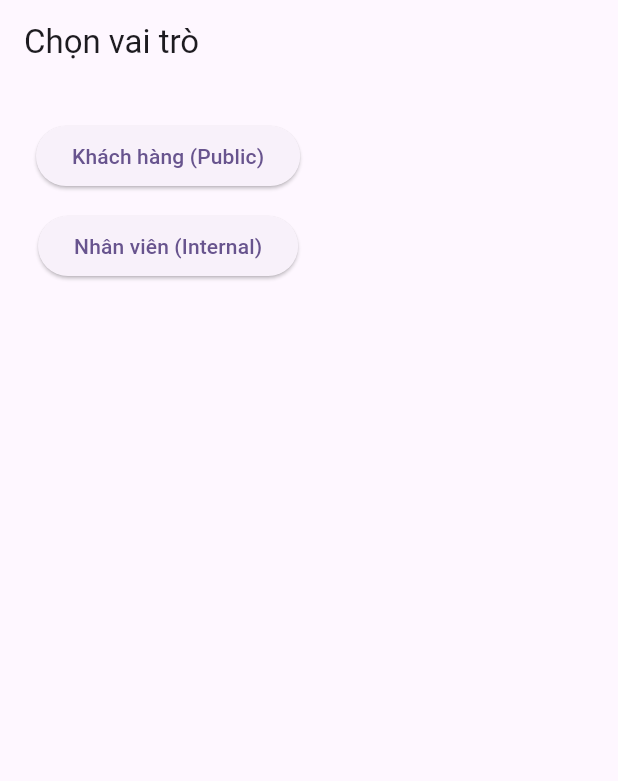
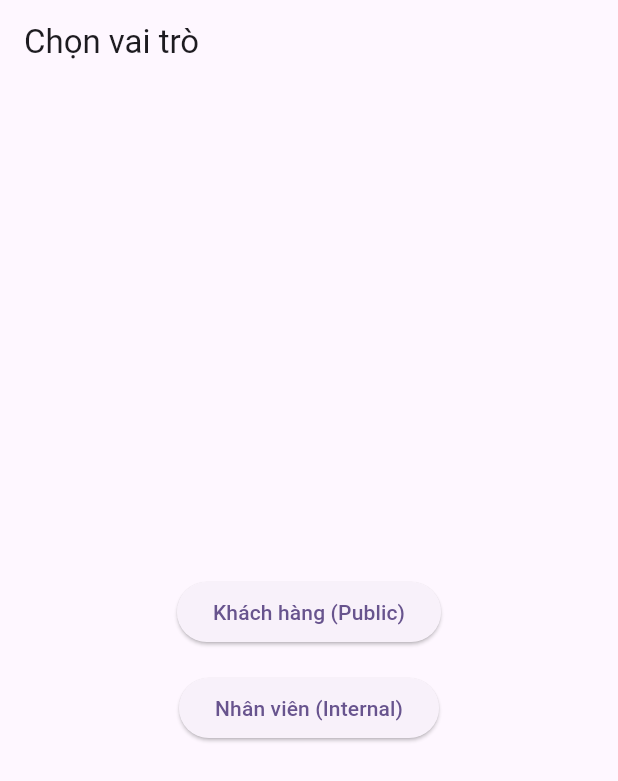
Before and after one commit to chatbotsnp/Snp-mobile, a Flutter app: the screen it shows after launch, on a phone screen of 412 x 824 dp. Shown: the top 781 px of the screen. Run offline on Flutter 3.47's test engine with Material 3 defaults, Android fonts, the phone set to English and light mode, and no system bars.

Commit message:
Update login_screen.dart

```diff
--- a/app_lib/lib/login_screen.dart
+++ b/app_lib/lib/login_screen.dart
@@ -1,6 +1,6 @@
 import 'package:flutter/material.dart';
 import 'chat_screen.dart';
-import 'user_role.dart';
+import 'qa_service.dart';
 
 class LoginScreen extends StatelessWidget {
   const LoginScreen({super.key});
@@ -15,22 +15,20 @@
   Widget build(BuildContext context) {
     return Scaffold(
       appBar: AppBar(title: const Text('Chọn vai trò')),
-      body: Padding(
-        padding: const EdgeInsets.all(24),
+      body: Center(
         child: Column(
+          mainAxisSize: MainAxisSize.min,
           children: [
-            ElevatedButton(
-              onPressed: () => _go(context, UserRole.public),
-              child: const Text('Khách hàng (Public)'),
-            ),
-            const SizedBox(height: 12),
-            ElevatedButton(
-              onPressed: () => _go(context, UserRole.internal),
-              child: const Text('Nhân viên (Internal)'),
-            ),
+            _btn(context, 'Khách hàng (Public)', UserRole.public),
+            const SizedBox(height: 16),
+            _btn(context, 'Nhân viên (Internal)', UserRole.internal),
           ],
         ),
       ),
     );
   }
+
+  Widget _btn(BuildContext context, String label, UserRole role) {
+    return ElevatedButton(onPressed: () => _go(context, role), child: Text(label));
+  }
 }
```
